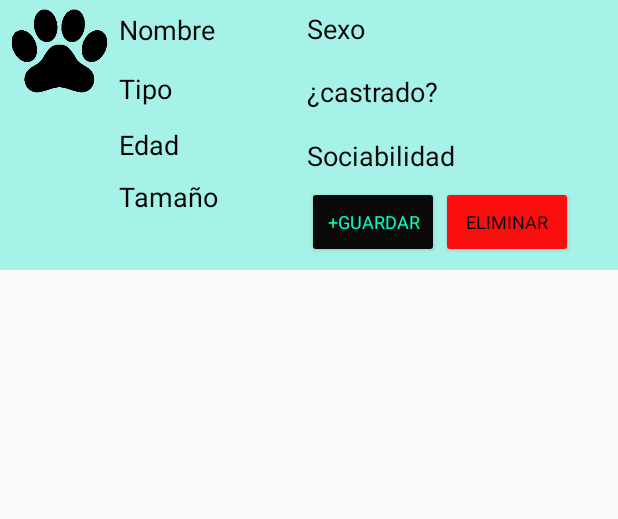
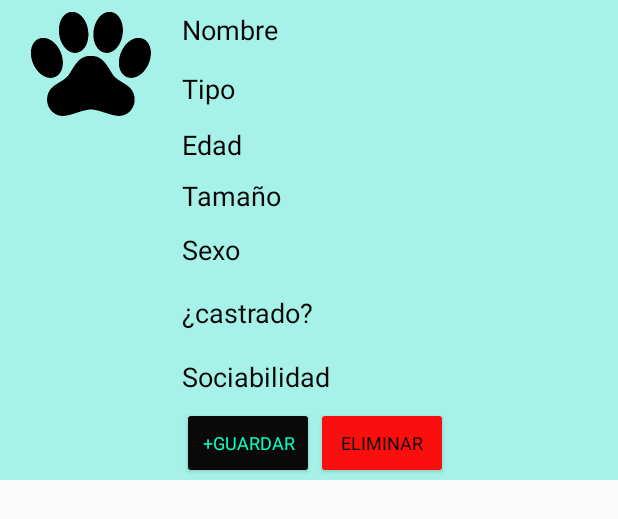
Before and after one commit to salmonius/YouPetAndroidStudio, an Android app: the layout item_perfil_mascota.xml on its own in the app's theme, with its tools: preview values and no code run, on a phone screen of 412 x 824 dp. Shown: the top 519 px of the screen. Run offline under Robolectric (Android 15) with nearby library versions, the phone set to English and light mode, and no system bars; Roboto replaces fonts that are not available here.

Commit message:
mejoras del viernes 21/03/25

```diff
--- a/app/src/main/java/com/example/youpet/PrincipalActivity.java
+++ b/app/src/main/java/com/example/youpet/PrincipalActivity.java
@@ -48,6 +48,7 @@ public class PrincipalActivity extends AppCompatActivity {
             @Override
             public void onClick(View v) {
                 pasar = new Intent(PrincipalActivity.this,CrearEventoActivity.class);
+                pasar.putExtra("ID",extras.getInt("ID"));
                 startActivity(pasar);
 
             }
--- a/app/src/main/res/layout/activity_crear_evento.xml
+++ b/app/src/main/res/layout/activity_crear_evento.xml
@@ -76,6 +76,7 @@
         android:layout_marginEnd="16dp"
         android:background="@color/white"
         android:ems="10"
+        android:gravity="top"
         android:inputType="text"
         app:layout_constraintEnd_toEndOf="parent"
         app:layout_constraintHorizontal_bias="0.149"
--- a/app/src/main/res/layout/item_perfil_mascota.xml
+++ b/app/src/main/res/layout/item_perfil_mascota.xml
@@ -1,15 +1,15 @@
 <?xml version="1.0" encoding="utf-8"?>
 <LinearLayout xmlns:android="http://schemas.android.com/apk/res/android"
     xmlns:app="http://schemas.android.com/apk/res-auto"
-    android:layout_width="wrap_content"
-    android:layout_height="180dp"
+    android:layout_width="match_parent"
+    android:layout_height="320dp"
     android:background="#A7F2E8"
     android:orientation="horizontal">
 
     <ImageView
         android:id="@+id/item_iv1_mascota"
-        android:layout_width="79dp"
-        android:layout_height="68dp"
+        android:layout_width="121dp"
+        android:layout_height="85dp"
         app:srcCompat="@drawable/pata" />
 
     <LinearLayout
@@ -49,19 +49,13 @@
 
         <EditText
             android:id="@+id/item_edit4_mascotas_tamano"
-            android:layout_width="125dp"
-            android:layout_height="36dp"
+            android:layout_width="match_parent"
+            android:layout_height="34dp"
             android:background="#A7F2E8"
             android:ems="10"
             android:inputType="text"
             android:text="Tamaño"
             android:textColor="#050505" />
-    </LinearLayout>
-
-    <LinearLayout
-        android:layout_width="match_parent"
-        android:layout_height="match_parent"
-        android:orientation="vertical">
 
         <EditText
             android:id="@+id/item_edit5_mascotas_sexo"
@@ -124,4 +118,11 @@
                 android:textSize="12sp" />
         </LinearLayout>
     </LinearLayout>
+
+    <LinearLayout
+        android:layout_width="match_parent"
+        android:layout_height="match_parent"
+        android:orientation="vertical">
+
+    </LinearLayout>
 </LinearLayout>
```
Also changed, not shown: app/src/main/java/com/example/youpet/CrearEventoActivity.java (+69 -1 lines), app/src/main/java/com/example/youpet/PerfilActivity.java (+8 -8 lines).
